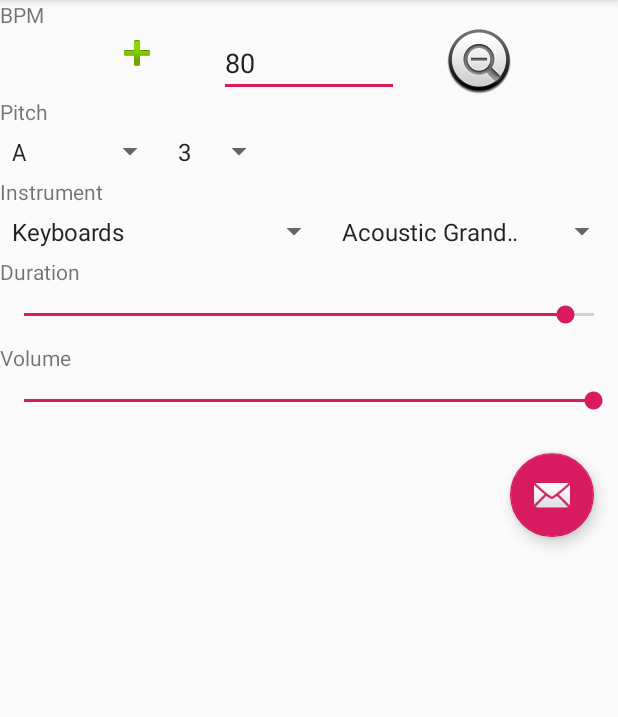
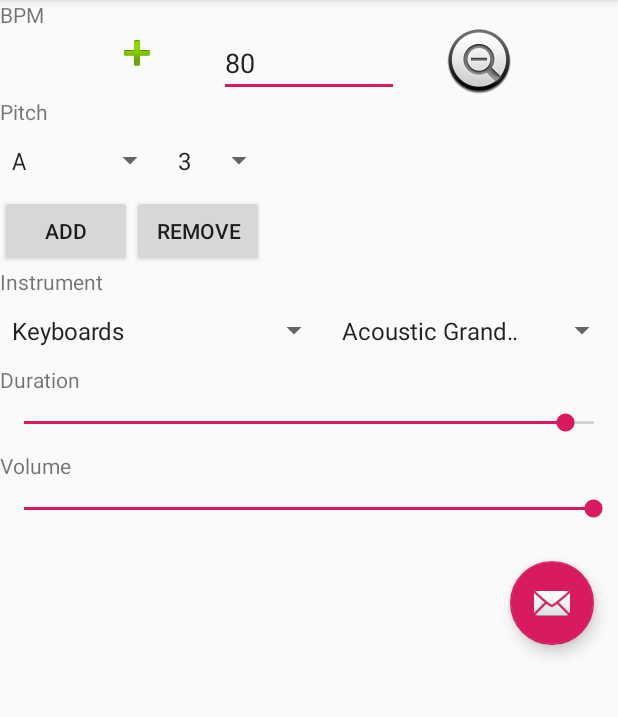
Before and after one commit to blaine-rister/TempoTune, an Android app: the screen it shows after launch (MainActivity), on a phone screen of 412 x 824 dp, the part 84-801 px from its top. Run offline under Robolectric (Android 15) with nearby library versions, the phone set to English and light mode, and no system bars; our stand-ins replace AdMob.

Commit message:
Enabled support for chords. However, the horizontal scrolling doesn't work so well.

```diff
--- a/app/src/main/java/com/example/metrodrone/MainActivity.java
+++ b/app/src/main/java/com/example/metrodrone/MainActivity.java
@@ -15,10 +15,7 @@ import android.content.Intent;
 import android.content.ComponentName;
 import android.content.ServiceConnection;
 
-import com.google.android.gms.ads.AdListener;
-import com.google.android.gms.ads.AdSize;
 import com.google.android.material.floatingactionbutton.FloatingActionButton;
-import com.google.android.material.snackbar.Snackbar;
 
 import androidx.appcompat.app.AppCompatActivity;
 import androidx.appcompat.widget.Toolbar;
@@ -27,17 +24,19 @@ import android.view.KeyEvent;
 import android.view.View;
 import android.view.Menu;
 import android.view.MenuItem;
+import android.view.ViewGroup;
+import android.view.inputmethod.EditorInfo;
+import android.view.LayoutInflater;
 
-import android.view.inputmethod.EditorInfo;
 import android.widget.AdapterView;
 import android.widget.ArrayAdapter;
 import android.widget.EditText;
 import android.widget.ImageButton;
+import android.widget.LinearLayout;
 import android.widget.TextView;
 import android.widget.Spinner;
 import android.widget.SeekBar;
-
-import com.google.android.material.snackbar.Snackbar;
+import android.widget.Button;
 
 import android.content.Context;
 
@@ -56,10 +55,9 @@ public class MainActivity extends AppCompatActivity {
 
     // Sound parameters
     int bpm = 80;
-    int pitch = 0; // 0-11
-    int octave = 3; // 0-7
     int instrument = 0; // Piano
     NoteSettings settings = new NoteSettings(); // Global settings varying smoothly, incl. velocity
+    List<Note> notes = new ArrayList<>(); // Stores the pitches to be played
 
     // State
     boolean isPlaying = false;
@@ -182,43 +180,87 @@ public class MainActivity extends AppCompatActivity {
             }
         });
 
-        // Pitch spinner
-        Spinner pitchSpinner = findViewById(R.id.pitchSpinner);
-        ArrayAdapter<CharSequence> pitchAdapter = ArrayAdapter.createFromResource(this,
+        // Create the pitch adapter
+        final ArrayAdapter<CharSequence> pitchAdapter = ArrayAdapter.createFromResource(this,
                 R.array.pitches_array, android.R.layout.simple_spinner_item);
         pitchAdapter.setDropDownViewResource(android.R.layout.simple_spinner_dropdown_item);
-        pitchSpinner.setAdapter(pitchAdapter);
-        pitchSpinner.setSelection(pitch);
-        pitchSpinner.setOnItemSelectedListener(new AdapterView.OnItemSelectedListener() {
+
+        // Create the octave adapter
+        final Integer[] octaves =  {0, 1, 2, 3, 4, 5, 6, 7};
+        final ArrayAdapter<Integer> octaveAdapter = new ArrayAdapter<Integer>(this,
+                android.R.layout.simple_spinner_item, octaves);
+        octaveAdapter.setDropDownViewResource(android.R.layout.simple_spinner_item);
+
+        // Set up the note spinners which come built-in to the UI
+        notes.add(new Note(
+                (Spinner) findViewById(R.id.pitchSpinner),
+                pitchAdapter,
+                (Spinner) findViewById(R.id.octaveSpinner),
+                octaveAdapter) {
             @Override
-            public void onItemSelected(AdapterView<?> adapterView, View view, int pos, long id) {
-                setPitch((String) adapterView.getItemAtPosition(pos));
-            }
-
-            @Override
-            public void onNothingSelected(AdapterView<?> adapterView) {
-                // Do nothing
+            public void onPitchChanged() {
+                update(); // Update the drone when the pitch is changed
             }
         });
 
-        // Octave spinner
-        Spinner octaveSpinner = findViewById(R.id.octaveSpinner);
-        final Integer[] octaves =  {0, 1, 2, 3, 4, 5, 6, 7};
-        ArrayAdapter<Integer> octaveAdapter = new ArrayAdapter<Integer>(this,
-                android.R.layout.simple_spinner_item, octaves);
-        octaveAdapter.setDropDownViewResource(android.R.layout.simple_spinner_item);
-        octaveSpinner.setAdapter(octaveAdapter);
-        octaveSpinner.setSelection(octave);
-        octaveSpinner.setOnItemSelectedListener(new AdapterView.OnItemSelectedListener() {
+        // Add pitch button
+        final Button addPitchButton = findViewById(R.id.addPitchButton);
+        addPitchButton.setOnClickListener(new View.OnClickListener() {
             @Override
-            public void onItemSelected(AdapterView<?> adapterView, View view, int pos, long id) {
-                octave = (Integer) adapterView.getItemAtPosition(pos);
+            public void onClick(View view) {
+
+                //TODO: there could be some bug in Android about this
+                // See this link, maybe try this fix: https://stackoverflow.com/questions/15425151/change-relative-layout-width-and-height-dynamically
+                // Or, put the first pitch spinner outside of here, set this sub-layout WITHOUT
+                // wrap_content
+
+                // Get the pitch layout
+                LinearLayout layout = findViewById(R.id.pitchLayout);
+
+                // Inflate new spinners
+                LayoutInflater inflater = LayoutInflater.from(layout.getContext());
+                Spinner pitchSpinner = (Spinner) inflater.inflate(R.layout.pitch_spinner, null);
+                Spinner octaveSpinner = (Spinner) inflater.inflate(R.layout.pitch_spinner, null);
+
+                // Add a new note
+                Note note = new Note(pitchSpinner, pitchAdapter, octaveSpinner, octaveAdapter) {
+                    @Override public void onPitchChanged() {
+                        update(); // Update the drone when the pitch is changed
+                    }
+                };
+                notes.add(note);
                 update();
+
+                // Put the new spinners in the UI layout
+                final LinearLayout.LayoutParams params = new LinearLayout.LayoutParams(
+                        ViewGroup.LayoutParams.WRAP_CONTENT, ViewGroup.LayoutParams.WRAP_CONTENT);
+                layout.addView(note.pitchSpinner, params);
+                layout.addView(note.octaveSpinner, params);
             }
+        });
 
+        // Remove pitch button
+        Button removePitchButton = findViewById(R.id.removePitchButton);
+        removePitchButton.setOnClickListener(new View.OnClickListener() {
             @Override
-            public void onNothingSelected(AdapterView<?> adapterView) {
-                // Do nothing
+            public void onClick(View view) {
+
+                // Do nothing if there are no pitches left to remove
+                if (notes.isEmpty())
+                    return;
+
+                // Get the last note
+                final int removeIdx = notes.size() - 1;
+                Note noteToRemove = notes.get(removeIdx);
+
+                // Remove the note from the sounding pitches
+                notes.remove(removeIdx);
+                update();
+
+                // Remove the note from the UI layout
+                LinearLayout layout = findViewById(R.id.pitchLayout);
+                layout.removeView(noteToRemove.octaveSpinner);
+                layout.removeView(noteToRemove.pitchSpinner);
             }
         });
 
@@ -439,7 +481,7 @@ public class MainActivity extends AppCompatActivity {
     protected void play() {
         if (!isBound) return;
 
-        droneBinder.play(bpm, pitch, octave, instrument, settings.getReader());
+        droneBinder.play(bpm, notes, instrument, settings.getReader());
         isPlaying = true;
     }
 
@@ -481,36 +523,6 @@ public class MainActivity extends AppCompatActivity {
         bpmTextView.setText(Integer.toString((int) bpm));
     }
 
-    // Updates the pitch given the pitch name in pitchStr
-    protected void setPitch(CharSequence pitchStr) {
-        // Convert the first character to an ASCII code
-        final char firstChar = pitchStr.charAt(0);
-        final boolean isSharp = pitchStr.length() > 1;
-        final int firstCharAscii = (int) firstChar;
-
-        // Make sure the character is in the range A-
-        final int asciiA = (int) 'A';
-        final int asciiG =  (int) 'G';
-        if (firstCharAscii < asciiA || firstCharAscii > asciiG) fatalErrorDialog("Invalid pitch " +
-                pitchStr);
-
-        // Convert the natural pitch using a lookup table
-        final int[] pitchLookup = {
-                0,  // A, A#
-                2,  // B
-                3,  // C, C#
-                5,  // D, D#
-                7,  // E
-                8,  // F, F#
-                10,  // G, G#
-        };
-        final int naturalPitch = pitchLookup[firstCharAscii - asciiA];
-
-        // Add sharps, update the drone
-        pitch = isSharp ? naturalPitch + 1 : naturalPitch;
-        update();
-    }
-
     // On restart, load an ad
     @Override
     protected void onRestart()
--- /dev/null
+++ b/app/src/main/java/com/example/metrodrone/Note.java
@@ -0,0 +1,113 @@
+package com.example.metrodrone;
+
+import android.view.View;
+
+import android.widget.AdapterView;
+import android.widget.ArrayAdapter;
+import android.widget.Spinner;
+
+public abstract class Note {
+
+    // Defaults
+    public final int defaultPitch = 0; // A
+    public final int defaultOctave = 3; // 0-7
+
+    // Pitch data
+    private int pitch; // 0-11
+    private int octave; // 0-7
+
+    // UI items
+    public Spinner pitchSpinner;
+    public Spinner octaveSpinner;
+
+    // Allow the parent to perform actions when the pitch is updated, e.g. changing the drone
+    abstract void onPitchChanged();
+
+    // Read-only access to data
+    public int getPitch() {
+        return pitch;
+    }
+
+    public int getOctave() {
+        return octave;
+    }
+
+    // Create a new note, using existing spinners
+    public Note(Spinner pitchSpinner,
+                final ArrayAdapter<CharSequence> pitchAdapter,
+                Spinner octaveSpinner,
+                final ArrayAdapter<Integer> octaveAdapter) {
+
+        // Initialize the data
+        pitch = defaultPitch;
+        octave = defaultOctave;
+
+        // ---Initialize UI elements---
+
+        // Set up pitch spinner
+        this.pitchSpinner = pitchSpinner;
+        pitchSpinner.setAdapter(pitchAdapter);
+        pitchSpinner.setSelection(defaultPitch);
+        pitchSpinner.setOnItemSelectedListener(new AdapterView.OnItemSelectedListener() {
+            @Override
+            public void onItemSelected(AdapterView<?> adapterView, View view, int pos,
+                                       long id) {
+                setPitch((String) adapterView.getItemAtPosition(pos));
+                onPitchChanged();
+            }
+
+            @Override
+            public void onNothingSelected(AdapterView<?> adapterView) {
+                // Do nothing
+            }
+        });
+
+        // Set up octave spinner
+        this.octaveSpinner = octaveSpinner;
+        octaveSpinner.setAdapter(octaveAdapter);
+        octaveSpinner.setSelection(defaultOctave);
+        octaveSpinner.setOnItemSelectedListener(new AdapterView.OnItemSelectedListener() {
+            @Override
+            public void onItemSelected(AdapterView<?> adapterView, View view, int pos,
+                                       long id) {
+                octave = (Integer) adapterView.getItemAtPosition(pos);
+                onPitchChanged();
+            }
+
+            @Override
+            public void onNothingSelected(AdapterView<?> adapterView) {
+                // Do nothing
+            }
+        });
+    }
+
+    // Updates the pitch given the pitch name in pitchStr. This does not change the UI--it's used in
+    // response to the UI.
+    private void setPitch(CharSequence pitchStr) {
+        // Convert the first character to an ASCII code
+        final char firstChar = pitchStr.charAt(0);
+        final boolean isSharp = pitchStr.length() > 1;
+        final int firstCharAscii = (int) firstChar;
+
+        // Make sure the character is in the range A-
+        final int asciiA = (int) 'A';
+        final int asciiG =  (int) 'G';
+        if (firstCharAscii < asciiA || firstCharAscii > asciiG)
+            throw new RuntimeException("Invalid pitch " + pitchStr);
+
+        // Convert the natural pitch using a lookup table
+        final int[] pitchLookup = {
+                0,  // A, A#
+                2,  // B
+                3,  // C, C#
+                5,  // D, D#
+                7,  // E
+                8,  // F, F#
+                10,  // G, G#
+        };
+        final int naturalPitch = pitchLookup[firstCharAscii - asciiA];
+
+        // Add sharps, update the drone
+        pitch = isSharp ? naturalPitch + 1 : naturalPitch;
+    }
+}
--- a/app/src/main/res/layout/content_main.xml
+++ b/app/src/main/res/layout/content_main.xml
@@ -3,6 +3,7 @@
 <RelativeLayout xmlns:android="http://schemas.android.com/apk/res/android"
     xmlns:app="http://schemas.android.com/apk/res-auto"
     xmlns:tools="http://schemas.android.com/tools"
+    android:id="@+id/context_main_layout"
     android:layout_width="match_parent"
     android:layout_height="wrap_content"
     app:layout_behavior="@string/appbar_scrolling_view_behavior"
@@ -66,29 +67,59 @@
         android:text="@string/pitch_header" />
 
 
+    <HorizontalScrollView
+        android:id="@+id/pitchScrollView"
+        android:layout_width="fill_parent"
+        android:layout_height="wrap_content"
+        android:layout_below="@id/pitchTextView"
+        android:fadeScrollbars="false"
+        android:fillViewport="true">
+
+        <LinearLayout
+            android:id="@+id/pitchLayout"
+            android:layout_width="wrap_content"
+            android:layout_height="wrap_content">
+
             <Spinner
                 android:id="@+id/pitchSpinner"
                 android:layout_width="wrap_content"
                 android:layout_height="wrap_content"
                 android:paddingTop="@dimen/spinner_padding"
                 android:paddingBottom="@dimen/spinner_padding"
-                    android:layout_below="@id/pitchTextView" />
+                android:paddingRight="@dimen/spinner_padding" />
 
             <Spinner
                 android:id="@+id/octaveSpinner"
                 android:layout_width="wrap_content"
                 android:layout_height="wrap_content"
                 android:paddingTop="@dimen/spinner_padding"
-                    android:paddingBottom="@dimen/spinner_padding"
-                    android:layout_toRightOf="@id/pitchSpinner"
-                    android:layout_toEndOf="@id/pitchSpinner"
-                    android:layout_below="@id/pitchTextView" />
+                android:paddingBottom="@dimen/spinner_padding" />
+
+        </LinearLayout>
+
+    </HorizontalScrollView>
+
+    <Button
+        android:id="@+id/addPitchButton"
+        android:layout_width="wrap_content"
+        android:layout_height="wrap_content"
+        android:layout_below="@id/pitchScrollView"
+        android:text="Add" />
+
+    <Button
+        android:id="@+id/removePitchButton"
+        android:layout_width="wrap_content"
+        android:layout_height="wrap_content"
+        android:layout_below="@id/pitchScrollView"
+        android:layout_toRightOf="@id/addPitchButton"
+        android:layout_toEndOf="@id/addPitchButton"
+        android:text="Remove" />
 
     <TextView
         android:id="@+id/instrumentTextView"
         android:layout_width="match_parent"
         android:layout_height="wrap_content"
-        android:layout_below="@id/pitchSpinner"
+        android:layout_below="@id/addPitchButton"
         android:gravity="left"
         android:text="@string/instrument_header" />
 
@@ -154,5 +185,4 @@
         android:layout_marginBottom="@dimen/fab_margin"
         android:layout_marginHorizontal="@dimen/fab_margin"
         app:srcCompat="@android:drawable/ic_dialog_email" />
-
 </RelativeLayout>
--- a/app/src/main/res/values/dimens.xml
+++ b/app/src/main/res/values/dimens.xml
@@ -1,5 +1,5 @@
 <resources>
     <dimen name="fab_margin">16dp</dimen>
     <dimen name="seekbar_padding">10dp</dimen>
-    <dimen name="spinner_padding">6dp</dimen>
+    <dimen name="spinner_padding">12dp</dimen>
 </resources>
```
Also changed, not shown: app/src/main/java/com/example/metrodrone/DroneService.java (+12 -4 lines), app/src/main/res/layout/pitch_spinner.xml (added, +7 -0 lines). Lines whose indentation alone changed are shown as unchanged.
